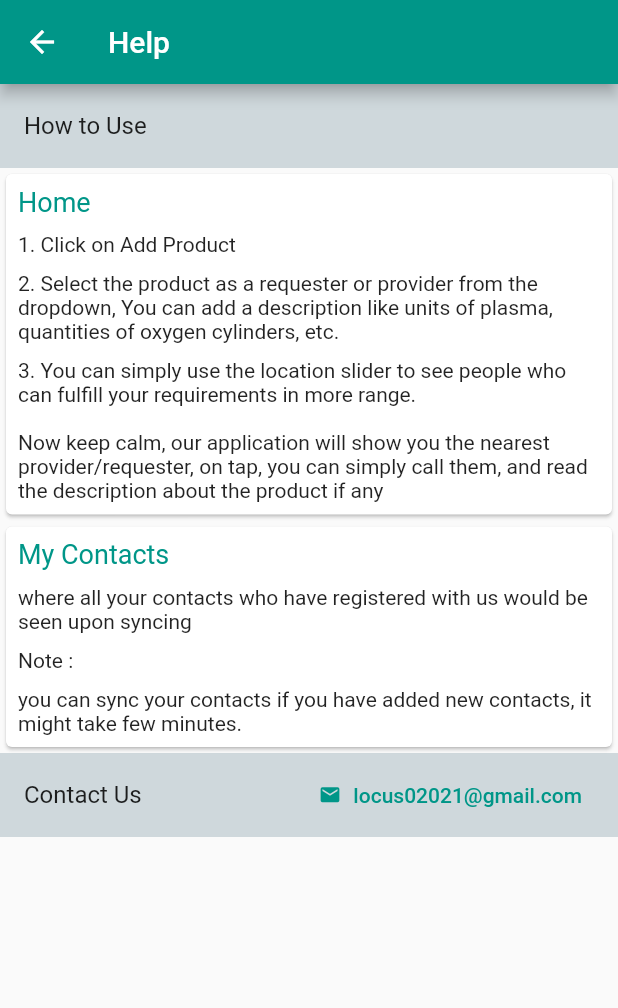
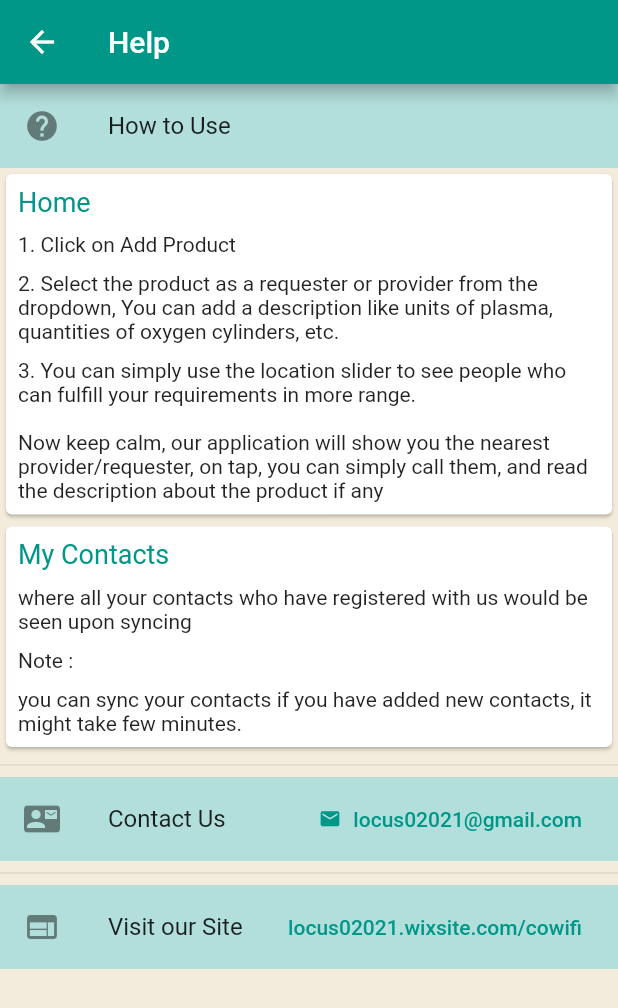
Before and after one commit to Shrishti18/CoWifi, a Flutter app: the About screen opened directly, on a phone screen of 412 x 824 dp. Shown: the top 1008 px of the screen. Run offline on Flutter 3.47's test engine with Material 2 defaults, Android fonts, the phone set to English and light mode, and no system bars; our stand-ins replace cloud_firestore, contacts_service, firebase_auth, firebase_core, flutter_spinkit, get_it and 3 more; missing offline and left inert: geoflutterfire; accounts and stored records are empty.

Commit message:
website link and minor updates

```diff
--- a/lib/models/contact_tile.dart
+++ b/lib/models/contact_tile.dart
@@ -45,7 +45,6 @@ class ContactTile extends StatelessWidget {
                     onTap: () {
                       showPopUpDescription(context, data);
                     },
-                    tileColor: Colors.white,
                     leading: CircleAvatar(
                       child: Icon(
                         Icons.person,
@@ -73,7 +72,6 @@ class ContactTile extends StatelessWidget {
 
   Widget showContactStatus(Map status) {
     return Container(
-      color: Colors.white,
       padding: EdgeInsets.only(left: 16.0, bottom: 8.0),
       child: Wrap(
         direction: Axis.horizontal,
--- a/lib/models/public_contact_tile.dart
+++ b/lib/models/public_contact_tile.dart
@@ -69,7 +69,6 @@ class PublicContactTile extends StatelessWidget {
                       onTap: () {
                         showPopUpDescription(context, data);
                       },
-                      tileColor: Colors.white,
                       leading: CircleAvatar(
                         child: Icon(
                           Icons.person,
@@ -101,7 +100,6 @@ class PublicContactTile extends StatelessWidget {
 
   Widget showContactStatus(Map status) {
     return Container(
-      color: Colors.white,
       padding: EdgeInsets.only(left: 16.0, bottom: 8.0),
       child: Wrap(
         direction: Axis.horizontal,
--- a/lib/models/public_contacts_list.dart
+++ b/lib/models/public_contacts_list.dart
@@ -81,7 +81,8 @@ class _PublicContactsListState extends State<PublicContactsList> {
     return Container(
       padding: EdgeInsets.symmetric(horizontal: 10.0, vertical: 5.0),
       child: TextField(
-        decoration: inputdecoration.copyWith(hintText: "search for product"),
+        decoration:
+            inputdecoration.copyWith(hintText: "Filter result by product name"),
         onChanged: (value) {
           searchText = value.toString();
           setState(() {});
--- a/lib/models/shared.dart
+++ b/lib/models/shared.dart
@@ -2,7 +2,7 @@ import 'package:flutter/material.dart';
 import 'package:cowifi/services/call_number.dart';
 
 InputDecoration inputdecoration = InputDecoration(
-  fillColor: Colors.white,
+  fillColor: Colors.brown[50],
   filled: true,
   contentPadding: EdgeInsets.symmetric(horizontal: 20.0, vertical: 10.0),
   enabledBorder: OutlineInputBorder(
--- a/lib/screens/about_screen.dart
+++ b/lib/screens/about_screen.dart
@@ -1,4 +1,5 @@
 import 'package:flutter/material.dart';
+import 'package:url_launcher/url_launcher.dart';
 
 class About extends StatefulWidget {
   @override
@@ -9,14 +10,16 @@ class _AboutState extends State<About> {
   @override
   Widget build(BuildContext context) {
     return Scaffold(
+      backgroundColor: Color(0xfff3ebdb),
       appBar: AppBar(
         title: Text('Help'),
       ),
       body: Column(
         children: [
           ListTile(
+            leading: Icon(Icons.help),
             title: Text("How to Use"),
-            tileColor: Colors.blueGrey[100],
+            tileColor: Colors.teal[100],
           ),
           Card(
             child: Padding(
@@ -67,16 +70,31 @@ class _AboutState extends State<About> {
               ),
             ),
           ),
+          Divider(),
           ListTile(
+              leading: Icon(Icons.contact_mail),
               title: Text("Contact Us"),
-              tileColor: Colors.blueGrey[100],
+              tileColor: Colors.teal[100],
               trailing: TextButton.icon(
-                  onPressed: () {},
+                  onPressed: () {
+                    launch(
+                        "mailto:locus02021@gmail.com?subject=Feedback&body=Hello%20team%20Locus,");
+                  },
                   icon: Icon(
                     Icons.email,
                     size: 15.0,
                   ),
                   label: Text("locus02021@gmail.com"))),
+          Divider(),
+          ListTile(
+              leading: Icon(Icons.web),
+              title: Text("Visit our Site"),
+              tileColor: Colors.teal[100],
+              trailing: TextButton(
+                  onPressed: () {
+                    launch("https://locus02021.wixsite.com/cowifi");
+                  },
+                  child: Text("locus02021.wixsite.com/cowifi"))),
         ],
       ),
     );
--- a/lib/screens/add_status_screen.dart
+++ b/lib/screens/add_status_screen.dart
@@ -57,18 +57,18 @@ class _AddStatusState extends State<AddStatus> {
   @override
   Widget build(BuildContext context) {
     return Scaffold(
+      backgroundColor: Color(0xfff3ebdb),
       appBar: AppBar(
         title: Text("Add Product"),
       ),
       body: loading
           ? Center(
-              child: SpinKitFadingCircle(
+              child: SpinKitRing(
                 color: Colors.teal,
                 size: 50.0,
               ),
             )
           : Container(
-              color: Colors.blueGrey[50],
               child: ListView(
                 children: [
                       editDescription(),
@@ -142,7 +142,6 @@ class _AddStatusState extends State<AddStatus> {
     return Column(
       children: [
         ListTile(
-          tileColor: Colors.white,
           leading: CircleAvatar(
             backgroundColor: (data[product] == "none")
                 ? Colors.grey
--- a/lib/screens/contacts_screen.dart
+++ b/lib/screens/contacts_screen.dart
@@ -31,7 +31,7 @@ class _ContactScreenState extends State<ContactScreen> {
         stream: Database.userdata(user),
         builder: (context, snapshot) {
           return Scaffold(
-            backgroundColor: Colors.brown[50],
+            backgroundColor: Color(0xfff3ebdb),
             appBar: AppBar(
               title: Text("My Contacts"),
               actions: [
@@ -56,7 +56,7 @@ class _ContactScreenState extends State<ContactScreen> {
                         child: Column(
                           mainAxisAlignment: MainAxisAlignment.center,
                           children: [
-                            SpinKitFadingCircle(
+                            SpinKitRing(
                               color: Colors.teal,
                               size: 50.0,
                             ),
--- a/lib/screens/loading_screen.dart
+++ b/lib/screens/loading_screen.dart
@@ -42,11 +42,11 @@ class _LoadingState extends State<Loading> {
   Widget build(BuildContext context) {
     return loading
         ? Container(
-            color: Colors.brown[50],
+            color: Color(0xfff3ebdb),
             child: Center(
-              child: SpinKitFadingCircle(
+              child: SpinKitRing(
                 color: Colors.teal,
-                size: 80.0,
+                size: 50.0,
               ),
             ),
           )
--- a/lib/screens/register_screen.dart
+++ b/lib/screens/register_screen.dart
@@ -69,7 +69,7 @@ class _RegisterState extends State<Register> {
   @override
   Widget build(BuildContext context) {
     return Scaffold(
-      backgroundColor: Colors.brown[100],
+      backgroundColor: Color(0xfff3ebdb),
       appBar: AppBar(
         title: Text("Enter Details"),
       ),
--- a/lib/screens/settings_screen.dart
+++ b/lib/screens/settings_screen.dart
@@ -21,7 +21,7 @@ class _SettingsState extends State<Settings> {
   @override
   Widget build(BuildContext context) {
     return Scaffold(
-      backgroundColor: Colors.brown[50],
+      backgroundColor: Color(0xfff3ebdb),
       appBar: AppBar(
         title: Text("Settings"),
       ),
```
Also changed, not shown: lib/screens/authenticate_screen.dart (+3 -8 lines), lib/screens/home_screen.dart (+8 -6 lines), 2 other files.
